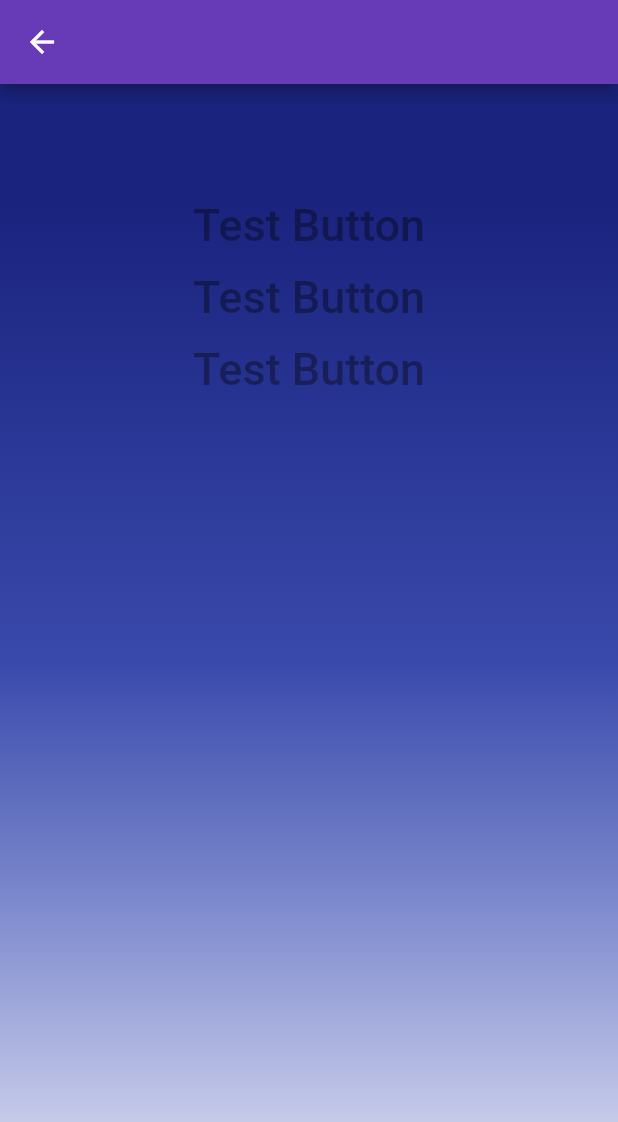
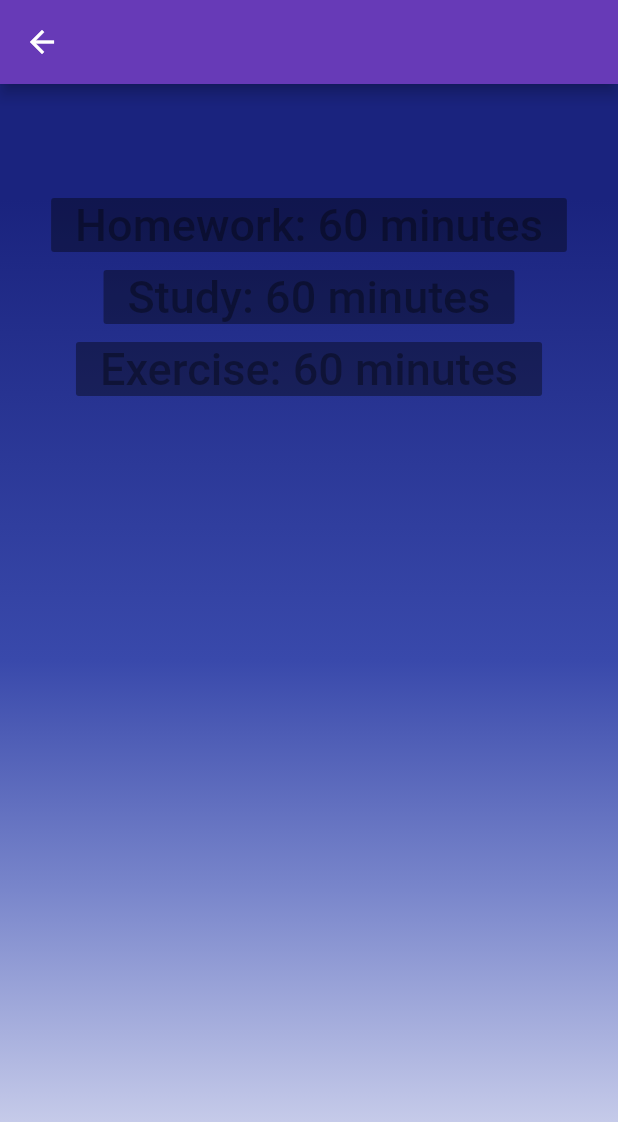
Before and after one commit to standepson/telescope, a Flutter app: the DayOfTheWeek screen opened directly with empty values, on a phone screen of 412 x 824 dp. Shown: the top 1122 px of the screen. Run offline on Flutter 3.47's test engine with Material 2 defaults, Android fonts, the phone set to English and light mode, and no system bars; Roboto replaces fonts that are missing (PrintClearly.ttf).

Commit message:
Moved task_screen to task_button, wrote constructor for tasks

```diff
--- a/lib/day_of_week_screen.dart
+++ b/lib/day_of_week_screen.dart
@@ -1,5 +1,5 @@
 import 'package:flutter/material.dart';
-import 'task_screen.dart';
+import 'task_button.dart';
 
 class DayOfTheWeek extends StatelessWidget {
   String _dayName;
@@ -42,9 +42,9 @@ class DayOfTheWeek extends StatelessWidget {
                 textAlign: TextAlign.center,
               ),
             ),
-            Task(),
-            Task(),
-            Task(),
+            Task("Homework", 60),
+            Task("Study", 60),
+            Task("Exercise", 60),
           ],
         ),
       ),
--- a/lib/task_screen.dart
+++ b/lib/task_button.dart
@@ -1,13 +1,16 @@
 import 'package:flutter/material.dart';
 
 class Task extends StatelessWidget {
+  String _TaskName;
+  int _TaskTime;
+  Task(this._TaskName, this._TaskTime);
   @override
   Widget build(BuildContext context) {
     // TODO: implement build
-    return new FlatButton(
+    return new RaisedButton(
       onPressed: null,
       child: Text(
-        "Test Button",
+        _TaskName + ": " + _TaskTime.toString() + " minutes",
         style: TextStyle(fontSize: 30.0),
       ),
     );
```
